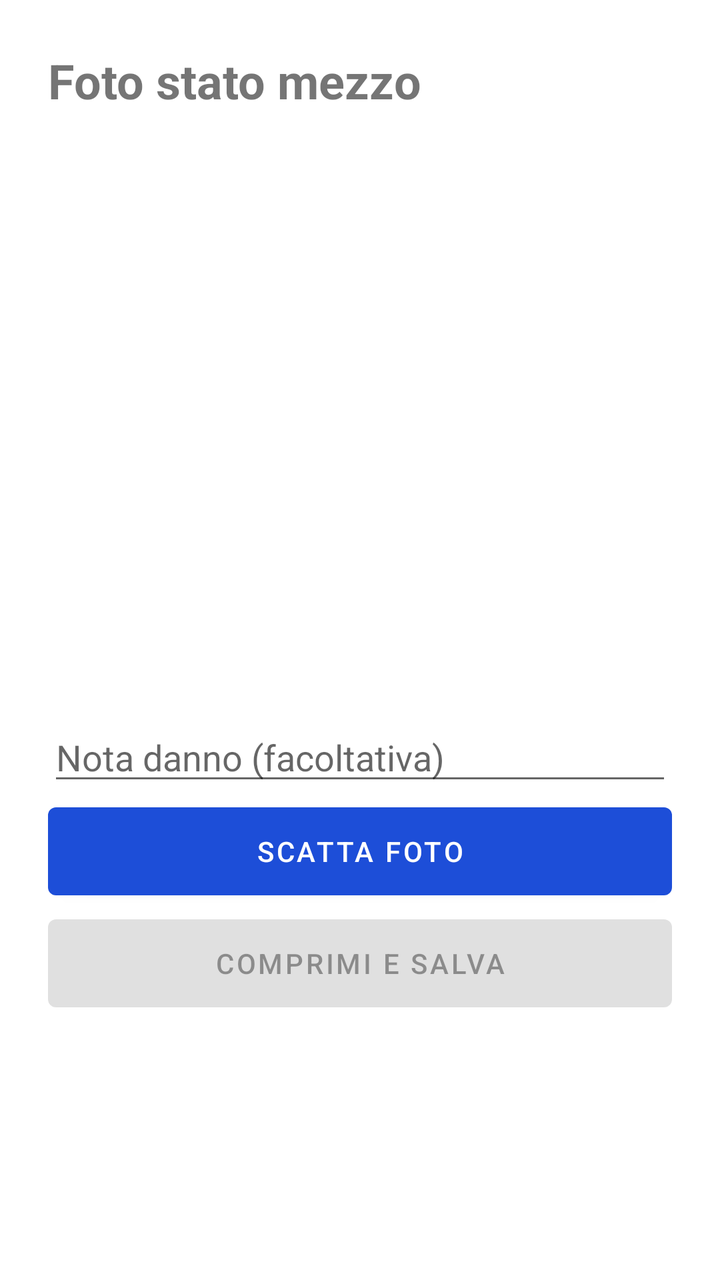
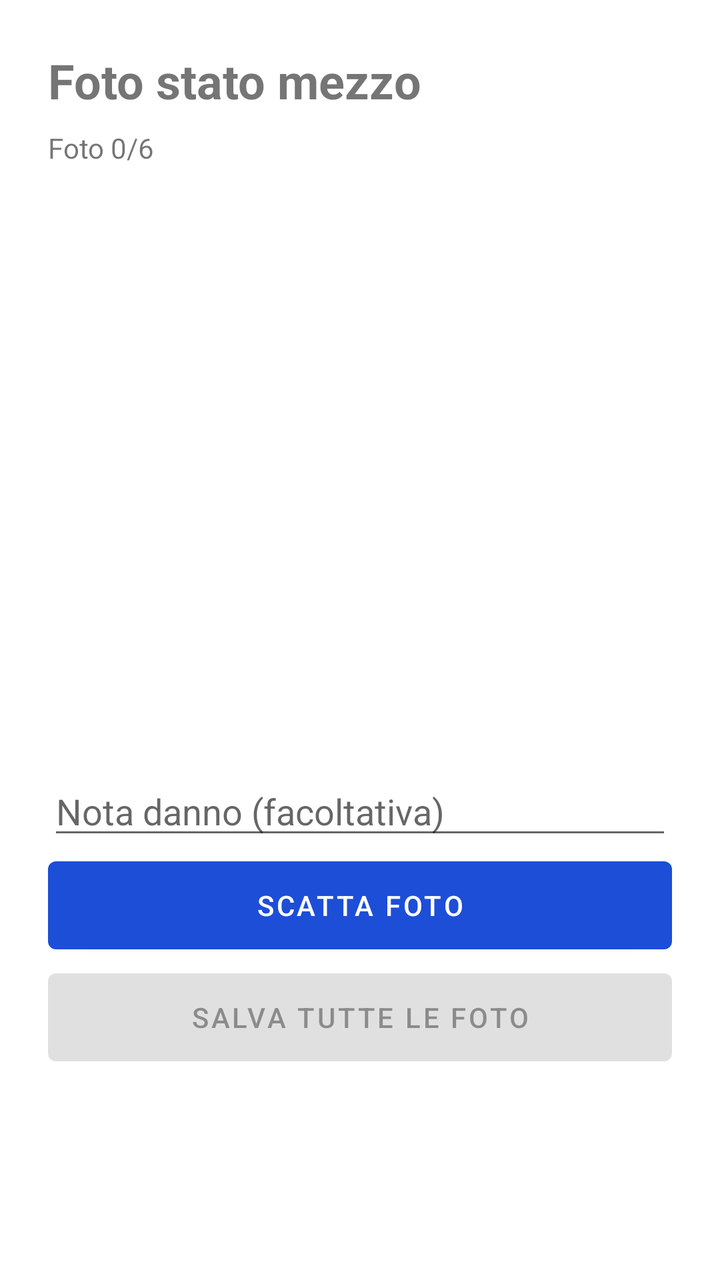

Compare the two renders of this Android layout. The source of the first and the diff that turns it into the second are given below.
<!-- AndroidManifest.xml: application theme Theme.GestioneChiavi -->
<!-- res/layout/activity_photo.xml -->
<LinearLayout xmlns:android="http://schemas.android.com/apk/res/android" android:layout_width="match_parent" android:layout_height="match_parent" android:orientation="vertical" android:padding="24dp"><TextView android:text="Foto stato mezzo" android:textStyle="bold" android:textSize="24sp" android:layout_width="match_parent" android:layout_height="wrap_content"/><ImageView android:id="@+id/preview" android:adjustViewBounds="true" android:layout_width="match_parent" android:layout_height="300dp"/><EditText android:id="@+id/note" android:hint="Nota danno (facoltativa)" android:layout_width="match_parent" android:layout_height="wrap_content"/><Button android:id="@+id/take" android:text="Scatta foto" android:layout_width="match_parent" android:layout_height="56dp"/><Button android:id="@+id/upload" android:text="Comprimi e salva" android:enabled="false" android:layout_width="match_parent" android:layout_height="56dp"/><TextView android:id="@+id/msg" android:layout_width="match_parent" android:layout_height="wrap_content"/></LinearLayout>
<!-- resources referenced by this layout -->
<resources>
  <style name="Theme.GestioneChiavi" parent="Theme.MaterialComponents.DayNight.NoActionBar"><item name="colorPrimary">@color/primary</item><item name="colorPrimaryVariant">@color/primary_dark</item></style>
  <color name="primary">#1D4ED8</color>
  <color name="primary_dark">#173B57</color>
</resources>

<!-- the commit's change to res/layout/activity_photo.xml (unified diff, before → after) -->
@@ -1 +1 @@
-<LinearLayout xmlns:android="http://schemas.android.com/apk/res/android" android:layout_width="match_parent" android:layout_height="match_parent" android:orientation="vertical" android:padding="24dp"><TextView android:text="Foto stato mezzo" android:textStyle="bold" android:textSize="24sp" android:layout_width="match_parent" android:layout_height="wrap_content"/><ImageView android:id="@+id/preview" android:adjustViewBounds="true" android:layout_width="match_parent" android:layout_height="300dp"/><EditText android:id="@+id/note" android:hint="Nota danno (facoltativa)" android:layout_width="match_parent" android:layout_height="wrap_content"/><Button android:id="@+id/take" android:text="Scatta foto" android:layout_width="match_parent" android:layout_height="56dp"/><Button android:id="@+id/upload" android:text="Comprimi e salva" android:enabled="false" android:layout_width="match_parent" android:layout_height="56dp"/><TextView android:id="@+id/msg" android:layout_width="match_parent" android:layout_height="wrap_content"/></LinearLayout>
+<ScrollView xmlns:android="http://schemas.android.com/apk/res/android" android:layout_width="match_parent" android:layout_height="match_parent"><LinearLayout android:layout_width="match_parent" android:layout_height="wrap_content" android:orientation="vertical" android:padding="24dp"><TextView android:text="Foto stato mezzo" android:textStyle="bold" android:textSize="24sp" android:layout_width="match_parent" android:layout_height="wrap_content"/><TextView android:id="@+id/photoCount" android:text="Foto 0/6" android:layout_width="match_parent" android:layout_height="wrap_content" android:paddingTop="8dp"/><ImageView android:id="@+id/preview" android:adjustViewBounds="true" android:scaleType="centerCrop" android:layout_width="match_parent" android:layout_height="300dp"/><EditText android:id="@+id/note" android:hint="Nota danno (facoltativa)" android:layout_width="match_parent" android:layout_height="wrap_content"/><Button android:id="@+id/take" android:text="Scatta foto" android:layout_width="match_parent" android:layout_height="56dp"/><Button android:id="@+id/upload" android:text="Salva tutte le foto" android:enabled="false" android:layout_width="match_parent" android:layout_height="56dp"/><TextView android:id="@+id/msg" android:layout_width="match_parent" android:layout_height="wrap_content" android:paddingTop="8dp"/></LinearLayout></ScrollView>
